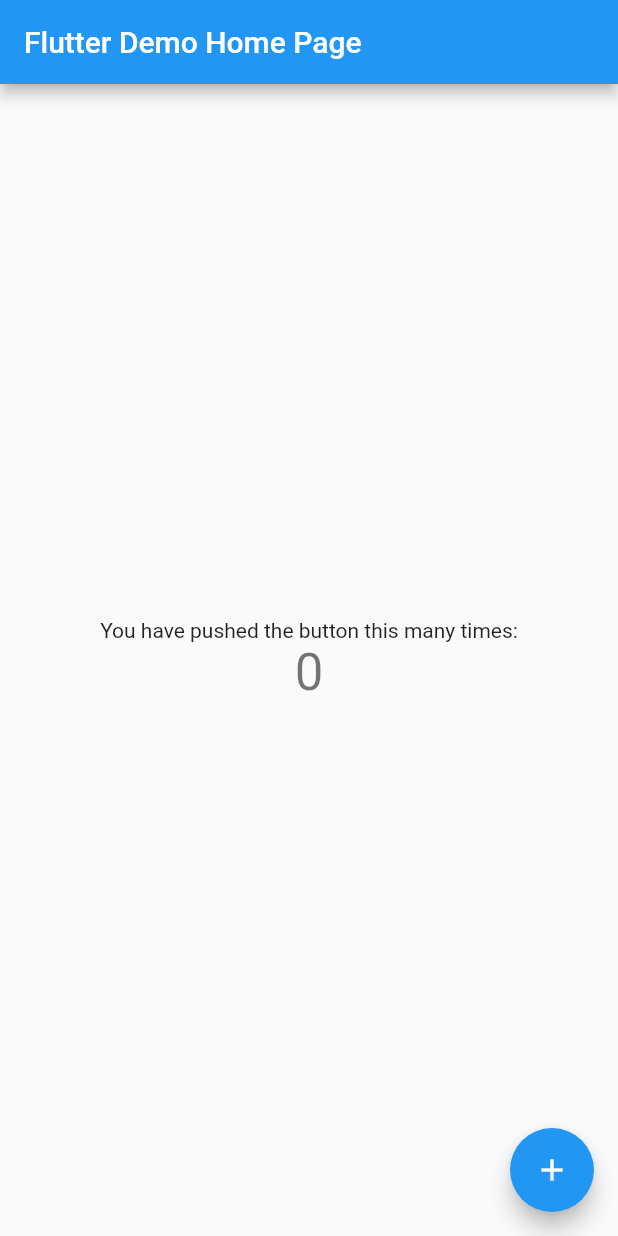
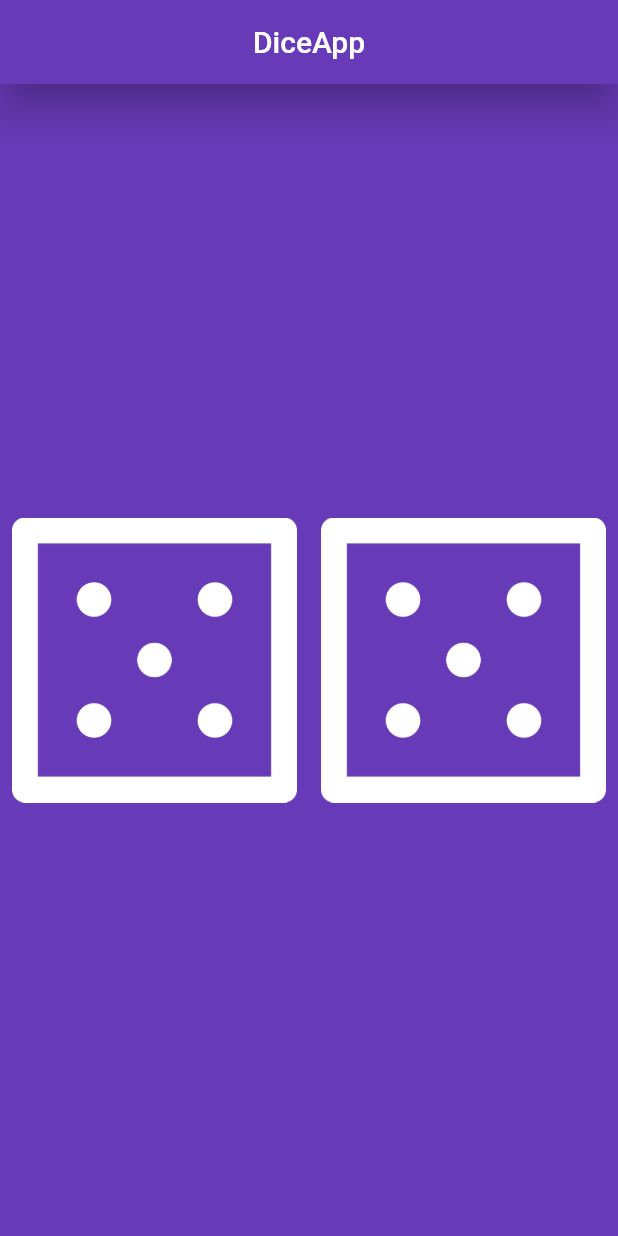
Before and after one commit to rexnike/n2_carp, a Flutter app: the screen it shows after launch, on a phone screen of 412 x 824 dp. Run offline on Flutter 3.47's test engine with Material 2 defaults, Android fonts, the phone set to English and light mode, and no system bars.

Commit message:
primer commit

```diff
--- a/lib/main.dart
+++ b/lib/main.dart
@@ -1,115 +1,74 @@
+import 'dart:math';
 import 'package:flutter/material.dart';
 
 void main() {
-  runApp(const MyApp());
+  runApp(
+    MyApp(),
+  );
 }
 
 class MyApp extends StatelessWidget {
   const MyApp({super.key});
 
-  // This widget is the root of your application.
   @override
   Widget build(BuildContext context) {
     return MaterialApp(
-      title: 'Flutter Demo',
-      theme: ThemeData(
-        // This is the theme of your application.
-        //
-        // Try running your application with "flutter run". You'll see the
-        // application has a blue toolbar. Then, without quitting the app, try
-        // changing the primarySwatch below to Colors.green and then invoke
-        // "hot reload" (press "r" in the console where you ran "flutter run",
-        // or simply save your changes to "hot reload" in a Flutter IDE).
-        // Notice that the counter didn't reset back to zero; the application
-        // is not restarted.
-        primarySwatch: Colors.blue,
-      ),
-      home: const MyHomePage(title: 'Flutter Demo Home Page'),
+      home: HomePage(),
     );
   }
 }
 
-class MyHomePage extends StatefulWidget {
-  const MyHomePage({super.key, required this.title});
-
-  // This widget is the home page of your application. It is stateful, meaning
-  // that it has a State object (defined below) that contains fields that affect
-  // how it looks.
-
-  // This class is the configuration for the state. It holds the values (in this
-  // case the title) provided by the parent (in this case the App widget) and
-  // used by the build method of the State. Fields in a Widget subclass are
-  // always marked "final".
-
-  final String title;
-
+class HomePage extends StatefulWidget {
   @override
-  State<MyHomePage> createState() => _MyHomePageState();
+  State<HomePage> createState() => _HomePageState();
 }
 
-class _MyHomePageState extends State<MyHomePage> {
-  int _counter = 0;
-
-  void _incrementCounter() {
-    setState(() {
-      // This call to setState tells the Flutter framework that something has
-      // changed in this State, which causes it to rerun the build method below
-      // so that the display can reflect the updated values. If we changed
-      // _counter without calling setState(), then the build method would not be
-      // called again, and so nothing would appear to happen.
-      _counter++;
-    });
-  }
+class _HomePageState extends State<HomePage> {
+  int DadoIzquierdo = Random().nextInt(6) + 1; // 0 - 5;
+  int DadoDerecho = Random().nextInt(6) + 1; // 0 - 5;
 
   @override
   Widget build(BuildContext context) {
-    // This method is rerun every time setState is called, for instance as done
-    // by the _incrementCounter method above.
-    //
-    // The Flutter framework has been optimized to make rerunning build methods
-    // fast, so that you can just rebuild anything that needs updating rather
-    // than having to individually change instances of widgets.
     return Scaffold(
+      backgroundColor: Colors.deepPurple,
       appBar: AppBar(
-        // Here we take the value from the MyHomePage object that was created by
-        // the App.build method, and use it to set our appbar title.
-        title: Text(widget.title),
+        title: const Text("DiceApp"),
+        centerTitle: true,
+        backgroundColor: Colors.deepPurple,
+        elevation: 10.0,
       ),
       body: Center(
-        // Center is a layout widget. It takes a single child and positions it
-        // in the middle of the parent.
-        child: Column(
-          // Column is also a layout widget. It takes a list of children and
-          // arranges them vertically. By default, it sizes itself to fit its
-          // children horizontally, and tries to be as tall as its parent.
-          //
-          // Invoke "debug painting" (press "p" in the console, choose the
-          // "Toggle Debug Paint" action from the Flutter Inspector in Android
-          // Studio, or the "Toggle Debug Paint" command in Visual Studio Code)
-          // to see the wireframe for each widget.
-          //
-          // Column has various properties to control how it sizes itself and
-          // how it positions its children. Here we use mainAxisAlignment to
-          // center the children vertically; the main axis here is the vertical
-          // axis because Columns are vertical (the cross axis would be
-          // horizontal).
-          mainAxisAlignment: MainAxisAlignment.center,
-          children: <Widget>[
-            const Text(
-              'You have pushed the button this many times:',
+        child: Row(
+          children: [
+            Expanded(
+              child: TextButton(
+                onPressed: () {
+                  DadoIzquierdo = Random().nextInt(6) + 1; // 0 - 5
+                  DadoDerecho = Random().nextInt(6) + 1; // 0 - 5;
+                  setState(() {});
+                },
+                child: Image.asset(
+                  "assets/images/dice$DadoIzquierdo.png",
+                ),
+              ),
+              flex: 1,
             ),
-            Text(
-              '$_counter',
-              style: Theme.of(context).textTheme.headline4,
+            Expanded(
+              child: TextButton(
+                onPressed: () {
+                  DadoIzquierdo = Random().nextInt(6) + 1; // 0 - 5
+                  DadoDerecho = Random().nextInt(6) + 1; // 0 - 5;
+                  setState(() {});
+                },
+                child: Image.asset(
+                  "assets/images/dice$DadoDerecho.png",
+                ),
+              ),
+              flex: 1,
             ),
           ],
         ),
       ),
-      floatingActionButton: FloatingActionButton(
-        onPressed: _incrementCounter,
-        tooltip: 'Increment',
-        child: const Icon(Icons.add),
-      ), // This trailing comma makes auto-formatting nicer for build methods.
     );
   }
 }
--- a/pubspec.yaml
+++ b/pubspec.yaml
@@ -60,8 +60,8 @@
   uses-material-design: true
 
   # To add assets to your application, add an assets section, like this:
-  # assets:
-  #   - images/a_dot_burr.jpeg
+  assets:
+    - assets/images/
   #   - images/a_dot_ham.jpeg
 
   # An image asset can refer to one or more resolution-specific "variants", see
```
Also changed, not shown: assets/images/dice1.png (added), assets/images/dice2.png (added), assets/images/dice3.png (added), assets/images/dice4.png (added), assets/images/dice5.png (added), assets/images/dice6.png (added).
